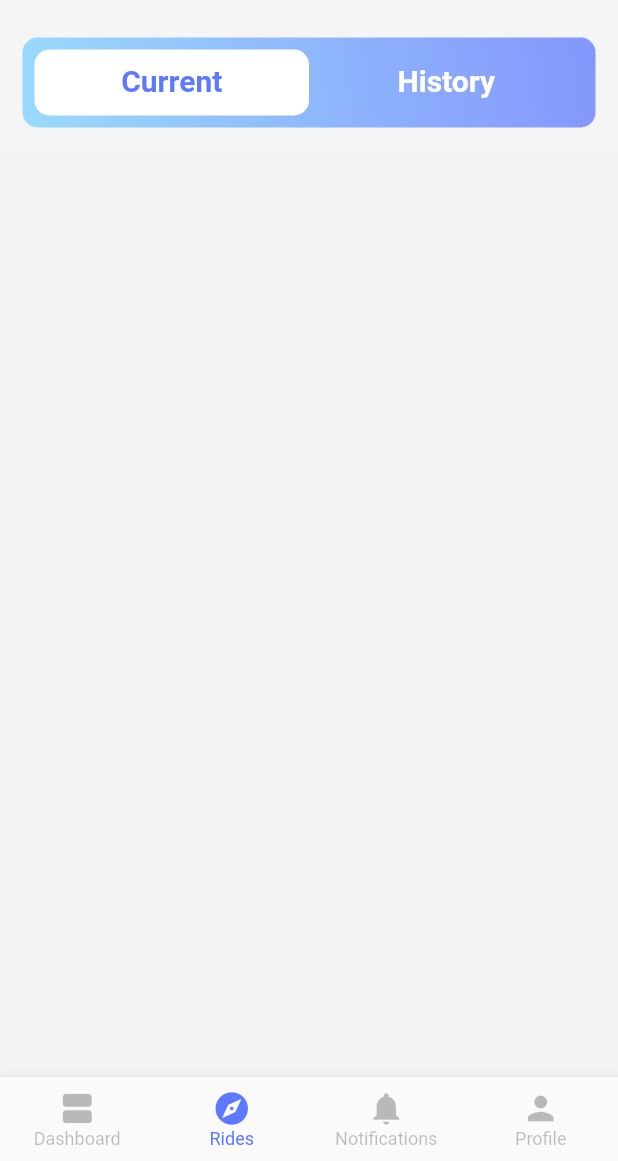
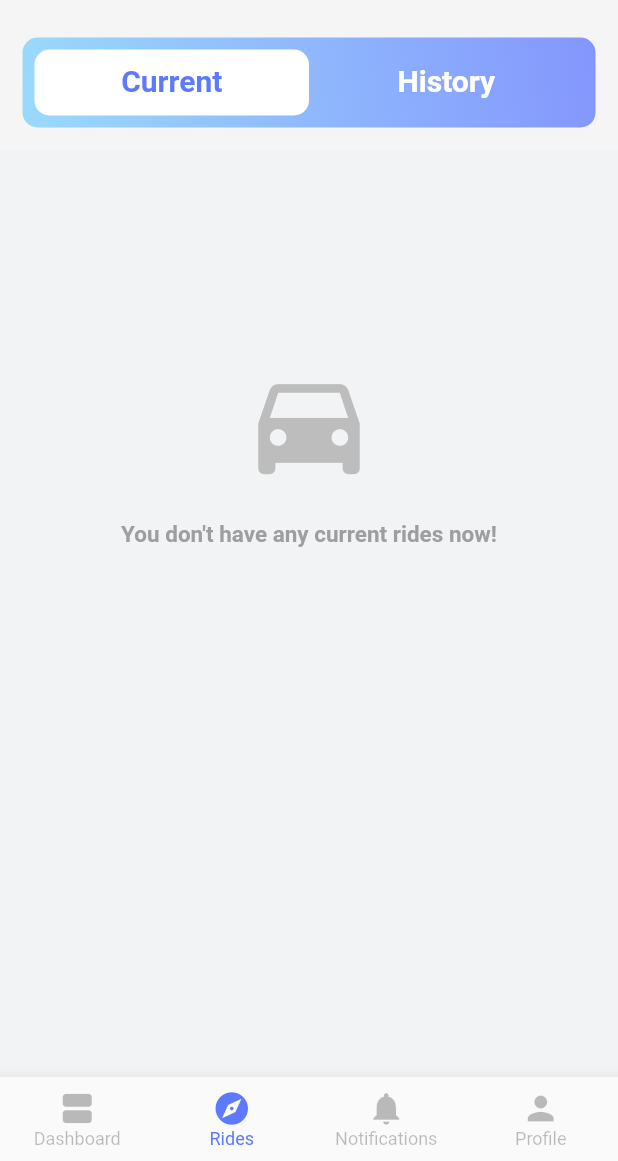
Before and after one commit to kamaleldincom/WeShare, a Flutter app: the screen it shows once a user with an empty profile is signed in, item 2 of the bottom bar chosen, on a phone screen of 412 x 824 dp, the part 75-1236 px from its top. Run offline on Flutter 3.47's test engine with Material 2 defaults, Android fonts, the phone set to English and light mode, and no system bars; our stand-ins replace badges, camera, cloud_firestore, dotted_border, firebase_auth, firebase_storage and 5 more; missing offline and left inert: duration, flare_splash_screen, material_dropdown_formfield; accounts and stored records are empty.

Commit message:
Adding a message to be displayed if no rides & Fixing pop-ups

```diff
--- a/weshare_main/lib/screens/Rides.dart
+++ b/weshare_main/lib/screens/Rides.dart
@@ -136,7 +136,36 @@ class _CurrentListViewState extends State<CurrentListView> {
         Provider.of<List<CurrentRides>>(context) ?? [], 'current');
     //  print('trying rides: ${rides}');
 
-    return ListView.builder(
+    return rides.isEmpty
+        ? Center(
+            child: Column(
+              children: [
+                SizedBox(height: MediaQuery.of(context).size.height / 6),
+                Icon(
+                  Icons.directions_car,
+                  size: 90,
+                  color: Colors.grey[400],
+                ),
+                SizedBox(height: 20),
+                widget.usertype == 'Driver'
+                    ? Text(
+                        'You don\'t have any upcoming rides for now!',
+                        style: TextStyle(
+                            fontWeight: FontWeight.bold,
+                            fontSize: 15,
+                            color: Colors.grey[500]),
+                      )
+                    : Text(
+                        'You don\'t have any current rides now!',
+                        style: TextStyle(
+                            fontWeight: FontWeight.bold,
+                            fontSize: 15,
+                            color: Colors.grey[500]),
+                      )
+              ],
+            ),
+          )
+        : ListView.builder(
             scrollDirection: Axis.vertical,
             // itemExtent: 100.0,
             shrinkWrap: true,
```
Also changed, not shown: weshare_main/lib/screens/Profile.dart (+28 -25 lines), weshare_main/lib/screens/history.dart (+40 -11 lines), weshare_main/lib/screens/provide-ride.dart (+9 -6 lines), weshare_main/lib/screens/start_end_ride.dart (+15 -20 lines), weshare_main/assets/delivery-man.png (added), weshare_main/pubspec.lock. Lines whose indentation alone changed are shown as unchanged.
